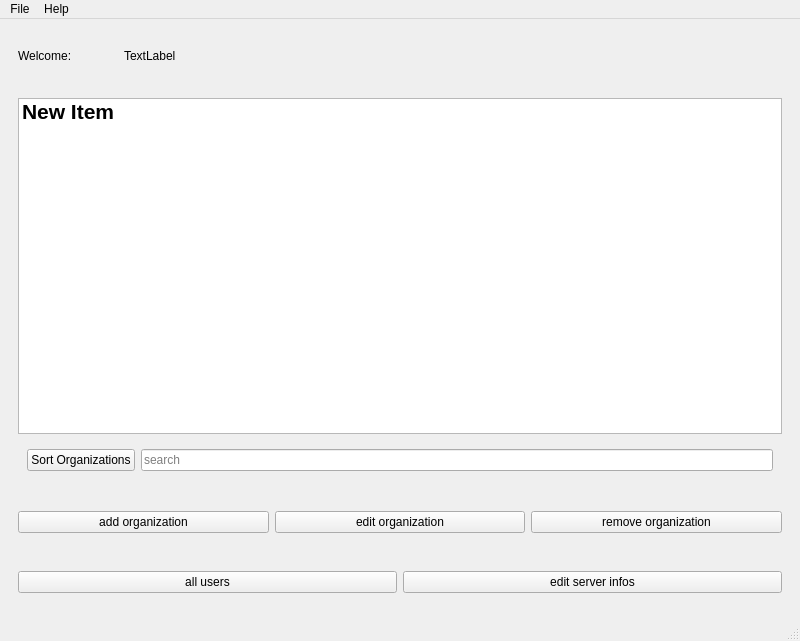
This is ToDoListClient/todolist.ui in captain-moji/To_Do_List_Project as Qt 5 draws it before an edit. The edited form follows.
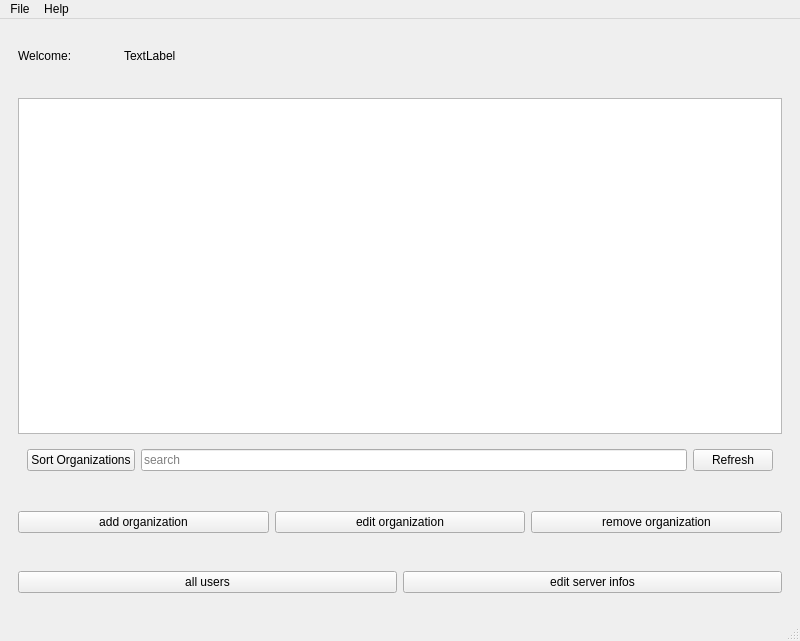
This is the edited form.

Commit message: Client Organizations Window completed

Patch:
```diff
--- a/ToDoListClient/todolist.ui
+++ b/ToDoListClient/todolist.ui
@@ -73,11 +73,6 @@
          <property name="sortingEnabled">
           <bool>false</bool>
          </property>
-         <item>
-          <property name="text">
-           <string>New Item</string>
-          </property>
-         </item>
         </widget>
        </item>
        <item>
@@ -97,6 +92,13 @@
             </property>
            </widget>
           </item>
+          <item>
+           <widget class="QPushButton" name="Refresh_orgs_BTN">
+            <property name="text">
+             <string>Refresh</string>
+            </property>
+           </widget>
+          </item>
          </layout>
         </widget>
        </item>
```
The commit also changes 6 other files.
